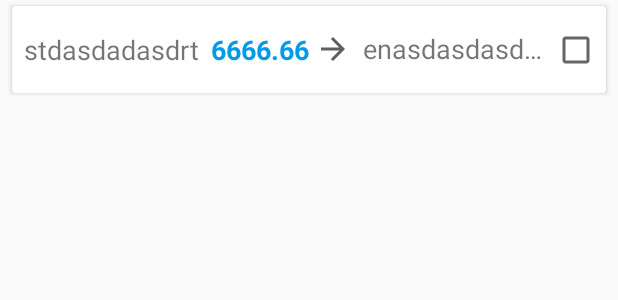
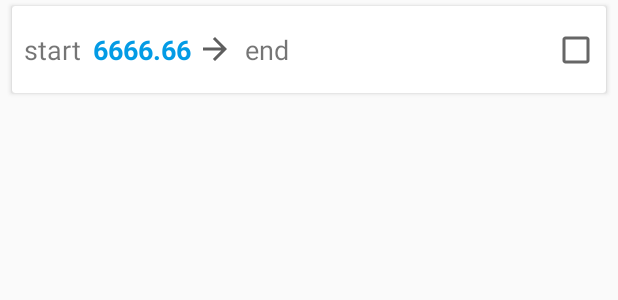
Before and after one commit to marinchenkova/PartyCalc, an Android app: the layout result_item.xml on its own in the app's theme, with its tools: preview values and no code run, on a phone screen of 412 x 824 dp. Shown: the top 300 px of the screen. Run offline under Robolectric (Android 15) with nearby library versions, the phone set to English and light mode, and no system bars.

Commit message:
result item view ellipsize text fix

```diff
--- a/app/src/main/res/layout/result_item.xml
+++ b/app/src/main/res/layout/result_item.xml
@@ -32,7 +32,7 @@
             android:textSize="18sp"
             android:ellipsize="end"
             android:singleLine="true"
-            android:text="stdasdadasdrt"
+            android:text="start"
             android:maxWidth="144dp"
             />
 
@@ -61,11 +61,11 @@
         <TextView
             android:id="@+id/result_to_whom"
             android:layout_width="wrap_content"
-            android:layout_height="26dp"
+            android:layout_height="wrap_content"
             android:layout_marginStart="8dp"
             android:ellipsize="end"
             android:singleLine="true"
-            android:text="enasdasdasdaasdasdaasdasdd"
+            android:text="end"
             android:textSize="18sp" />
 
     </LinearLayout>
```
